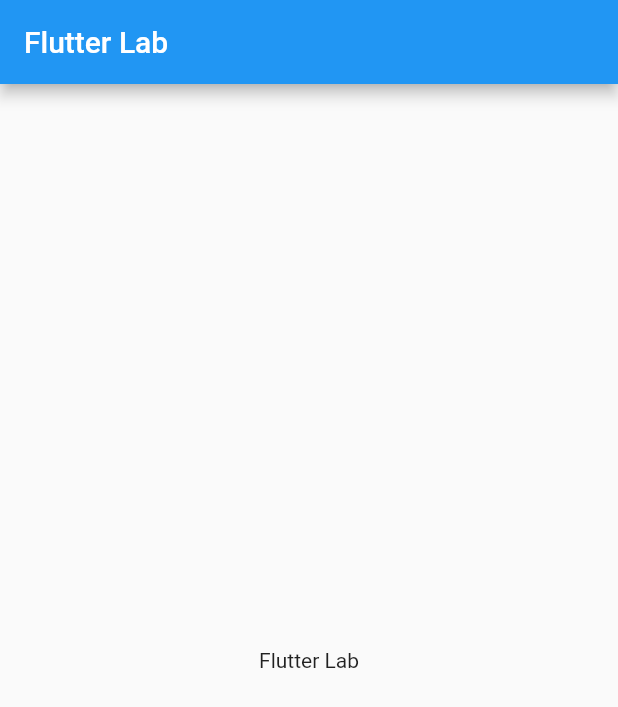
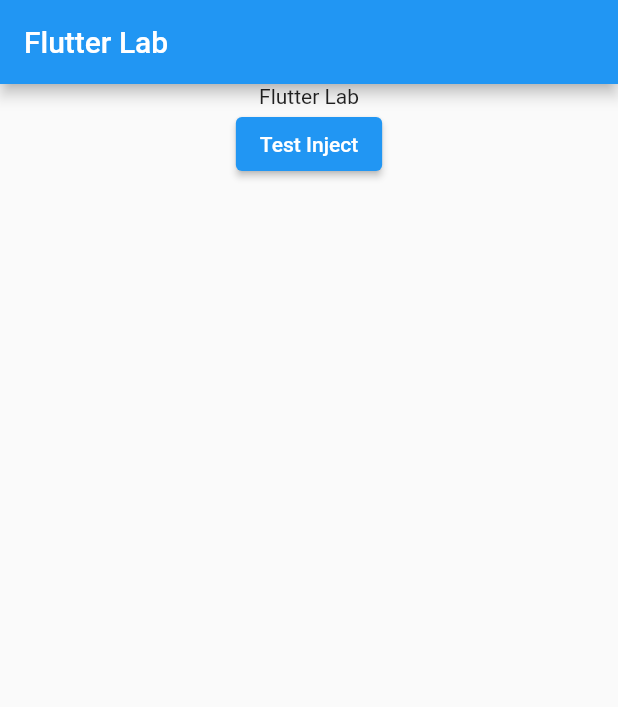
Before and after one commit to vika41130/flutter_lab, a Flutter app: the screen it shows after launch, on a phone screen of 412 x 824 dp. Shown: the top 707 px of the screen. Run offline on Flutter 3.47's test engine with Material 2 defaults, Android fonts, the phone set to English and light mode, and no system bars; our stand-ins replace get_it, injectable.

Commit message:
basic @injectable

```diff
--- a/lib/main.dart
+++ b/lib/main.dart
@@ -1,5 +1,6 @@
 import 'package:flutter/material.dart';
 import 'package:flutter_lab/injection/injection.dart';
+import 'package:flutter_lab/services/services_index.dart';
 
 void main() {
   WidgetsFlutterBinding.ensureInitialized();
@@ -38,8 +39,15 @@ class _MyHomePageState extends State<MyHomePage> {
       appBar: AppBar(
         title: Text(widget.title),
       ),
-      body: const Center(
-        child: Text('Flutter Lab'),
+      body: Center(
+        child: Column(
+          children: [
+            const Text('Flutter Lab'),
+            ElevatedButton(onPressed: () {
+              getIt<UserService>();
+            }, child: const Text('Test Inject')),
+          ],
+        ),
       ),
     );
   }
--- /dev/null
+++ b/lib/services/cache_service.dart
@@ -0,0 +1,11 @@
+import 'package:flutter/material.dart';
+import 'package:injectable/injectable.dart';
+
+@injectable
+class CacheService {
+  // method caching
+
+  CacheService() {
+    debugPrint('CacheService init');
+  }
+}
--- /dev/null
+++ b/lib/services/services_index.dart
@@ -0,0 +1,2 @@
+export 'cache_service.dart';
+export 'user_service.dart';
--- /dev/null
+++ b/lib/services/user_service.dart
@@ -0,0 +1,14 @@
+import 'package:flutter/material.dart';
+import 'package:flutter_lab/services/cache_service.dart';
+import 'package:injectable/injectable.dart';
+
+@injectable
+class UserService {
+  //
+  late CacheService cacheService;
+
+  UserService({required this.cacheService}) {
+    debugPrint('UserService init');
+  }
+
+}
```
Also changed, not shown: lib/injection/injection.config.dart, 1 other file.
